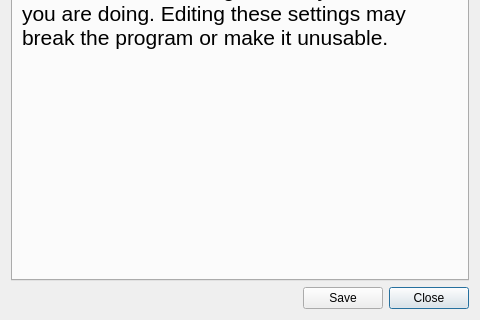
This is ui/advancedsettings.ui in ultravideo/uvgComm as Qt 5 draws it before an edit; both pictures show x 0 to 480 and y 320 to 640 of the 480 by 640 pixel window. The edited form follows.
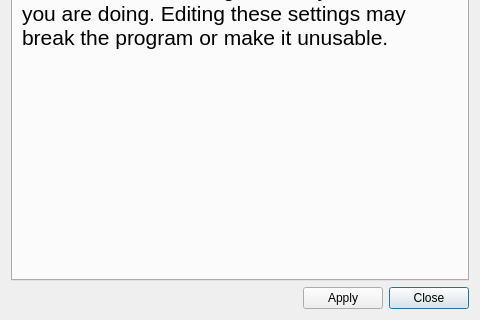
This is the edited form.

Commit message: feature(Settings): Renamed save to apply in Settings UI.

Diff of the .ui file:
```diff
--- a/ui/advancedsettings.ui
+++ b/ui/advancedsettings.ui
@@ -37,7 +37,7 @@
    <item row="2" column="1">
     <widget class="QPushButton" name="advanced_ok">
      <property name="text">
-      <string>Save</string>
+      <string>Apply</string>
      </property>
     </widget>
    </item>
```
The commit also changes 2 other files.
